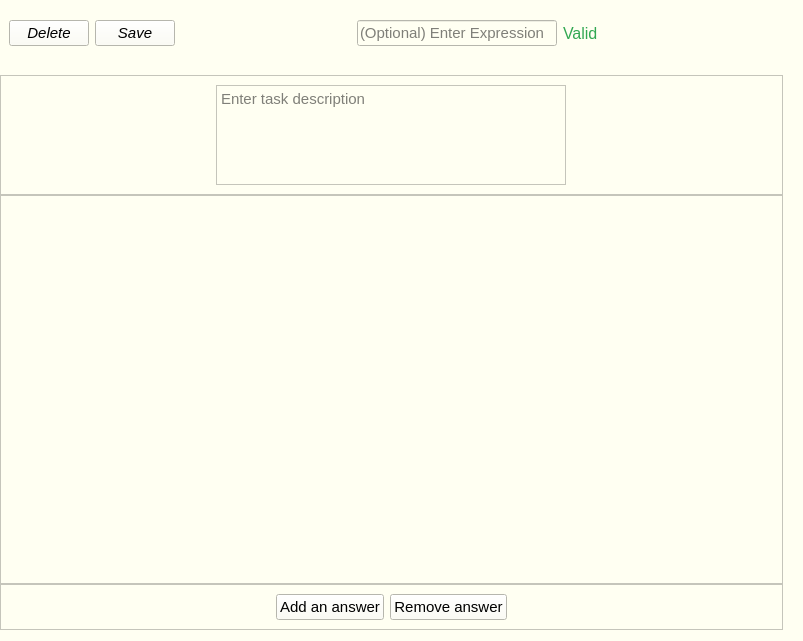
The window that src/views/ui/taskMaking.ui (adibozzhanov/LeProgram) describes before a commit, drawn with Qt 5.
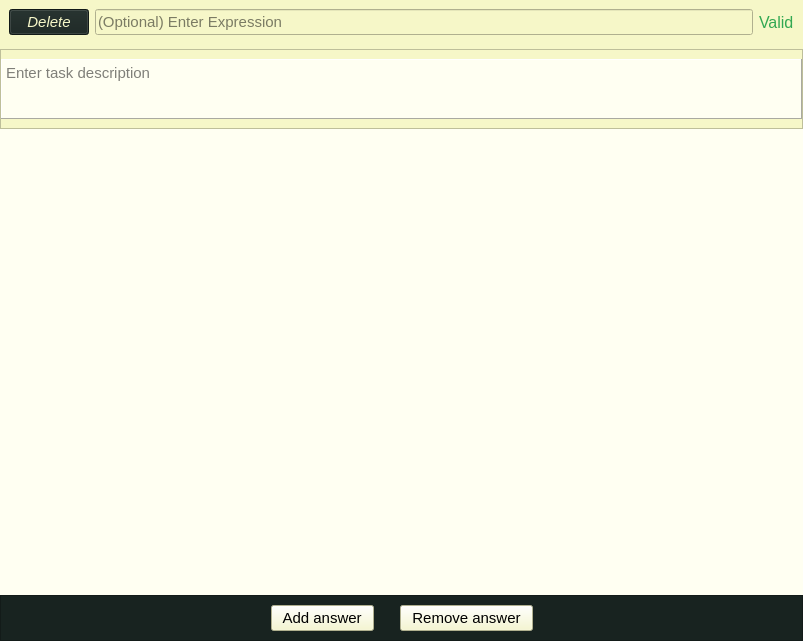
The same window after the commit.

Diff of the .ui file:
```diff
--- a/src/views/ui/taskMaking.ui
+++ b/src/views/ui/taskMaking.ui
@@ -14,16 +14,23 @@
    <string>Frame</string>
   </property>
   <property name="styleSheet">
-   <string notr="true">background-color: rgb(255, 255, 242);</string>
+   <string notr="true">background-color: rgb(246, 247, 200);
+border-color: rgb(246, 247, 200);</string>
   </property>
   <layout class="QGridLayout" name="gridLayout">
    <property name="leftMargin">
     <number>0</number>
    </property>
+   <property name="topMargin">
+    <number>0</number>
+   </property>
    <property name="rightMargin">
     <number>0</number>
    </property>
-   <property name="verticalSpacing">
+   <property name="bottomMargin">
+    <number>0</number>
+   </property>
+   <property name="spacing">
     <number>0</number>
    </property>
    <item row="1" column="0">
@@ -34,7 +41,7 @@
      <property name="sizeHint" stdset="0">
       <size>
        <width>40</width>
-       <height>20</height>
+       <height>5</height>
       </size>
      </property>
     </spacer>
@@ -57,52 +64,27 @@
           <italic>true</italic>
          </font>
         </property>
+        <property name="styleSheet">
+         <string notr="true">background-color: rgb(24, 35, 32);
+color: rgb(246, 247, 200);
+</string>
+        </property>
         <property name="text">
          <string>Delete</string>
         </property>
        </widget>
       </item>
-      <item>
-       <widget class="QPushButton" name="saveButton">
-        <property name="font">
-         <font>
-          <family>Helvetica Neue</family>
-          <pointsize>11</pointsize>
-          <italic>true</italic>
-         </font>
-        </property>
-        <property name="text">
-         <string>Save</string>
-        </property>
-       </widget>
-      </item>
-      <item>
-       <spacer name="horizontalSpacer_4">
-        <property name="orientation">
-         <enum>Qt::Horizontal</enum>
-        </property>
-        <property name="sizeType">
-         <enum>QSizePolicy::Expanding</enum>
-        </property>
-        <property name="sizeHint" stdset="0">
-         <size>
-          <width>40</width>
-          <height>20</height>
-         </size>
-        </property>
-       </spacer>
-      </item>
       <item>
        <widget class="QLineEdit" name="expressionInput">
         <property name="sizePolicy">
-         <sizepolicy hsizetype="Maximum" vsizetype="Fixed">
+         <sizepolicy hsizetype="Expanding" vsizetype="Fixed">
           <horstretch>0</horstretch>
           <verstretch>0</verstretch>
          </sizepolicy>
         </property>
         <property name="minimumSize">
          <size>
-          <width>200</width>
+          <width>300</width>
           <height>0</height>
          </size>
         </property>
@@ -112,6 +94,12 @@
           <pointsize>11</pointsize>
          </font>
         </property>
+        <property name="styleSheet">
+         <string notr="true">background-color: rgb(246, 247, 200);
+border-color: rgb(246, 247, 200);
+alternate-background-color: rgb(246, 247, 200);
+selection-background-color: rgb(246, 247, 200);</string>
+        </property>
         <property name="text">
          <string/>
         </property>
@@ -135,27 +123,14 @@
         </property>
        </widget>
       </item>
-      <item>
-       <spacer name="horizontalSpacer_3">
-        <property name="orientation">
-         <enum>Qt::Horizontal</enum>
-        </property>
-        <property name="sizeType">
-         <enum>QSizePolicy::MinimumExpanding</enum>
-        </property>
-        <property name="sizeHint" stdset="0">
-         <size>
-          <width>40</width>
-          <height>20</height>
-         </size>
-        </property>
-       </spacer>
-      </item>
      </layout>
     </widget>
    </item>
    <item row="5" column="0">
     <widget class="QFrame" name="answerButtonFrame">
+     <property name="styleSheet">
+      <string notr="true">background-color: rgb(24, 35, 32);</string>
+     </property>
      <property name="frameShape">
       <enum>QFrame::StyledPanel</enum>
      </property>
@@ -184,11 +159,31 @@
           <pointsize>11</pointsize>
          </font>
         </property>
+        <property name="styleSheet">
+         <string notr="true">background-color: rgb(246, 247, 200);
+border-color: rgb(246, 247, 200);</string>
+        </property>
         <property name="text">
-         <string>Add an answer</string>
+         <string>  Add answer  </string>
         </property>
        </widget>
       </item>
+      <item>
+       <spacer name="horizontalSpacer_2">
+        <property name="orientation">
+         <enum>Qt::Horizontal</enum>
+        </property>
+        <property name="sizeType">
+         <enum>QSizePolicy::Fixed</enum>
+        </property>
+        <property name="sizeHint" stdset="0">
+         <size>
+          <width>20</width>
+          <height>20</height>
+         </size>
+        </property>
+       </spacer>
+      </item>
       <item>
        <widget class="QPushButton" name="removeAnswerButton">
         <property name="font">
@@ -199,8 +194,12 @@
           <bold>false</bold>
          </font>
         </property>
+        <property name="styleSheet">
+         <string notr="true">background-color: rgb(246, 247, 200);
+border-color: rgb(246, 247, 200);</string>
+        </property>
         <property name="text">
-         <string>Remove answer</string>
+         <string>  Remove answer  </string>
         </property>
        </widget>
       </item>
@@ -234,6 +233,13 @@
        <height>300</height>
       </size>
      </property>
+     <property name="styleSheet">
+      <string notr="true">background-color: rgb(255, 255, 242);
+border-color: rgb(255, 255, 242);</string>
+     </property>
+     <property name="frameShape">
+      <enum>QFrame::NoFrame</enum>
+     </property>
      <property name="lineWidth">
       <number>0</number>
      </property>
@@ -248,8 +254,8 @@
        <rect>
         <x>0</x>
         <y>0</y>
-        <width>775</width>
-        <height>391</height>
+        <width>803</width>
+        <height>466</height>
        </rect>
       </property>
       <layout class="QVBoxLayout" name="verticalLayout_2">
@@ -277,7 +283,7 @@
      </property>
      <property name="sizeHint" stdset="0">
       <size>
-       <width>20</width>
+       <width>0</width>
        <height>300</height>
       </size>
      </property>
@@ -298,8 +304,8 @@
       </size>
      </property>
      <property name="styleSheet">
-      <string notr="true">background-color: rgb(255, 255, 242);
-border-color: rgb(255, 255, 242);</string>
+      <string notr="true">background-color: rgb(246, 247, 200);
+border-color: rgb(246, 247, 200);</string>
      </property>
      <property name="frameShape">
       <enum>QFrame::StyledPanel</enum>
@@ -308,10 +314,16 @@
       <enum>QFrame::Raised</enum>
      </property>
      <layout class="QHBoxLayout" name="horizontalLayout">
+      <property name="leftMargin">
+       <number>0</number>
+      </property>
+      <property name="rightMargin">
+       <number>0</number>
+      </property>
       <item>
        <widget class="QPlainTextEdit" name="taskDescriptionInput">
         <property name="sizePolicy">
-         <sizepolicy hsizetype="Maximum" vsizetype="Fixed">
+         <sizepolicy hsizetype="Expanding" vsizetype="Fixed">
           <horstretch>0</horstretch>
           <verstretch>0</verstretch>
          </sizepolicy>
@@ -325,7 +337,7 @@
         <property name="maximumSize">
          <size>
           <width>16777215</width>
-          <height>100</height>
+          <height>60</height>
          </size>
         </property>
         <property name="font">
@@ -335,7 +347,14 @@
          </font>
         </property>
         <property name="styleSheet">
-         <string notr="true">border-color: rgb(255, 255, 242)</string>
+         <string notr="true">background-color: rgb(255, 255, 242);
+border-color: rgb(255, 255, 242);</string>
+        </property>
+        <property name="frameShape">
+         <enum>QFrame::Panel</enum>
+        </property>
+        <property name="frameShadow">
+         <enum>QFrame::Raised</enum>
         </property>
         <property name="placeholderText">
          <string>Enter task description</string>
```
